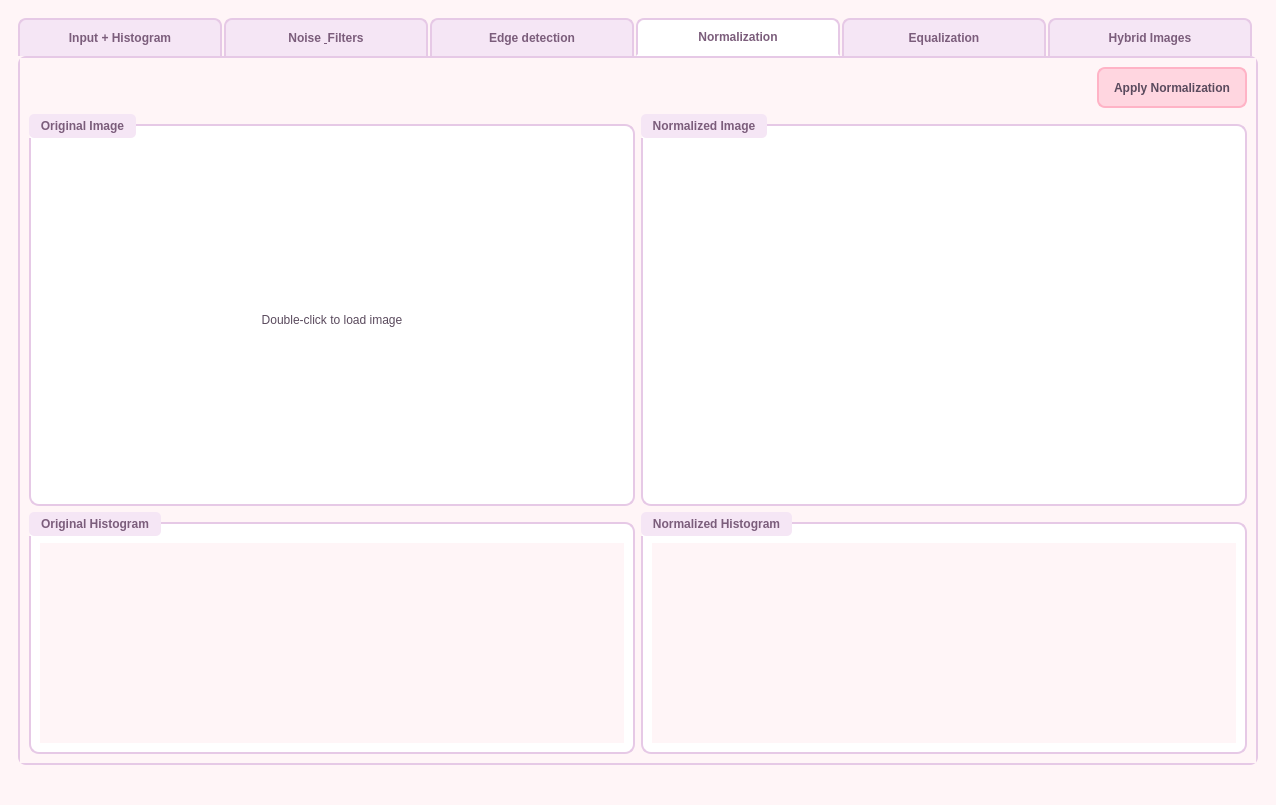
Above: ui/main_window.ui from ArwaMuhammed/image-processing-app before the change. Below: the same form after it.
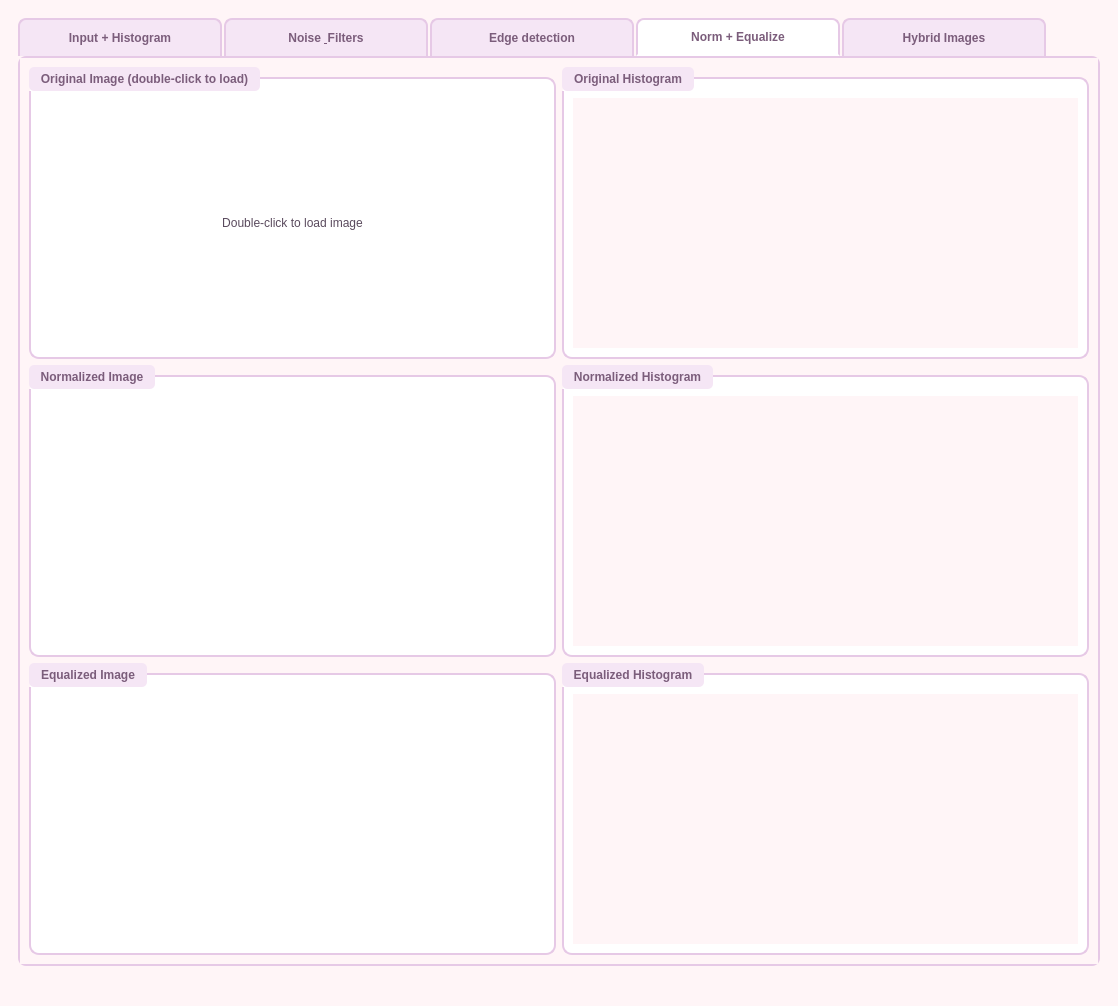
That is the form after the change. The open tabs and pages were chosen to show the change.

Commit message: norm & equalize together

```diff
--- a/ui/main_window.ui
+++ b/ui/main_window.ui
@@ -53,6 +53,7 @@
     background-color: #F5E6F5;
     border-radius: 5px;
     color: #7B5D7B;
+    font-size: 50px;
 }
 QLabel {
     color: #5A4A5D;
@@ -332,33 +333,19 @@
 
          <!-- ═══ TAB 4: Normalization ═══ -->
          <widget class="QWidget" name="tab_5">
-          <attribute name="title"><string>Normalization</string></attribute>
-          <layout class="QVBoxLayout" name="normalize_mainLayout">
+          <attribute name="title"><string>Norm + Equalize</string></attribute>
+          <layout class="QVBoxLayout" name="normeq_mainLayout">
+           
+           <!-- ROW 1: Original Image + Histogram -->
            <item>
             <layout class="QHBoxLayout" name="normalize_controlsLayout">
              <item>
-              <spacer name="normalize_spacer">
-               <property name="orientation"><enum>Qt::Horizontal</enum></property>
-               <property name="sizeHint" stdset="0"><size><width>40</width><height>20</height></size></property>
-              </spacer>
-             </item>
-             <item>
-              <widget class="QPushButton" name="normalize_btn_apply">
-               <property name="text"><string>Apply Normalization</string></property>
-               <property name="minimumSize"><size><width>150</width><height>30</height></size></property>
-              </widget>
-             </item>
-            </layout>
-           </item>
-           <item>
-            <layout class="QHBoxLayout" name="normalize_imageLayout">
-             <item>
-              <widget class="QGroupBox" name="normalize_input_group">
-               <property name="title"><string>Original Image</string></property>
-               <layout class="QVBoxLayout" name="normalize_input_layout">
+              <widget class="QGroupBox" name="normeq_input_group">
+               <property name="title"><string>Original Image (double-click to load)</string></property>
+               <layout class="QVBoxLayout" name="normeq_input_layout">
                 <item>
                  <widget class="QLabel" name="normalize_input_image">
-                  <property name="minimumSize"><size><width>350</width><height>350</height></size></property>
+                  <property name="minimumSize"><size><width>300</width><height>250</height></size></property>
                   <property name="text"><string>Double-click to load image</string></property>
                   <property name="alignment"><set>Qt::AlignCenter</set></property>
                  </widget>
@@ -366,31 +353,33 @@
                </layout>
               </widget>
              </item>
+             <item>
+              <widget class="QGroupBox" name="normeq_input_hist_group">
+               <property name="title"><string>Original Histogram</string></property>
+               <layout class="QVBoxLayout" name="normeq_input_hist_layout">
+                <item>
+                 <widget class="QWidget" name="normalize_input_histogram" native="true">
+                  <property name="minimumSize"><size><width>300</width><height>250</height></size></property>
+                 </widget>
+                </item>
+               </layout>
+              </widget>
+             </item>
+            </layout>
+           </item>
+
+           <!-- ROW 2: Normalized Image + Histogram -->
+           <item>
+            <layout class="QHBoxLayout" name="normeq_normalizedLayout">
              <item>
               <widget class="QGroupBox" name="normalize_output_group">
                <property name="title"><string>Normalized Image</string></property>
                <layout class="QVBoxLayout" name="normalize_output_layout">
                 <item>
                  <widget class="QLabel" name="normalize_output_image">
-                  <property name="minimumSize"><size><width>350</width><height>350</height></size></property>
+                  <property name="minimumSize"><size><width>300</width><height>250</height></size></property>
                   <property name="text"><string/></property>
                   <property name="alignment"><set>Qt::AlignCenter</set></property>
-                 </widget>
-                </item>
-               </layout>
-              </widget>
-             </item>
-            </layout>
-           </item>
-           <item>
-            <layout class="QHBoxLayout" name="normalize_histogramLayout">
-             <item>
-              <widget class="QGroupBox" name="normalize_input_hist_group">
-               <property name="title"><string>Original Histogram</string></property>
-               <layout class="QVBoxLayout" name="normalize_input_hist_layout">
-                <item>
-                 <widget class="QWidget" name="normalize_input_histogram" native="true">
-                  <property name="minimumSize"><size><width>350</width><height>200</height></size></property>
                  </widget>
                 </item>
                </layout>
@@ -402,7 +391,7 @@
                <layout class="QVBoxLayout" name="normalize_output_hist_layout">
                 <item>
                  <widget class="QWidget" name="normalize_output_histogram" native="true">
-                  <property name="minimumSize"><size><width>350</width><height>200</height></size></property>
+                  <property name="minimumSize"><size><width>300</width><height>250</height></size></property>
                  </widget>
                 </item>
                </layout>
@@ -410,70 +399,19 @@
              </item>
             </layout>
            </item>
-          </layout>
-         </widget>
 
-         <!-- ═══ TAB 5: Equalization ═══ -->
-         <widget class="QWidget" name="tab_6">
-          <attribute name="title"><string>Equalization</string></attribute>
-          <layout class="QVBoxLayout" name="equalization_mainLayout">
+           <!-- ROW 3: Equalized Image + Histogram -->
            <item>
-            <layout class="QHBoxLayout" name="equalization_controlsLayout">
-             <item>
-              <spacer name="equalization_spacer">
-               <property name="orientation"><enum>Qt::Horizontal</enum></property>
-               <property name="sizeHint" stdset="0"><size><width>40</width><height>20</height></size></property>
-              </spacer>
-             </item>
-             <item>
-              <widget class="QPushButton" name="equalization_btn_apply">
-               <property name="text"><string>Apply Equalization</string></property>
-               <property name="minimumSize"><size><width>150</width><height>30</height></size></property>
-              </widget>
-             </item>
-            </layout>
-           </item>
-           <item>
-            <layout class="QHBoxLayout" name="equalization_imageLayout">
-             <item>
-              <widget class="QGroupBox" name="equalization_input_group">
-               <property name="title"><string>Original Image</string></property>
-               <layout class="QVBoxLayout" name="equalization_input_layout">
-                <item>
-                 <widget class="QLabel" name="equalization_input_image">
-                  <property name="minimumSize"><size><width>350</width><height>350</height></size></property>
-                  <property name="text"><string>Double-click to load image</string></property>
-                  <property name="alignment"><set>Qt::AlignCenter</set></property>
-                 </widget>
-                </item>
-               </layout>
-              </widget>
-             </item>
+            <layout class="QHBoxLayout" name="normeq_equalizedLayout">
              <item>
               <widget class="QGroupBox" name="equalization_output_group">
                <property name="title"><string>Equalized Image</string></property>
                <layout class="QVBoxLayout" name="equalization_output_layout">
                 <item>
                  <widget class="QLabel" name="equalization_output_image">
-                  <property name="minimumSize"><size><width>350</width><height>350</height></size></property>
+                  <property name="minimumSize"><size><width>300</width><height>250</height></size></property>
                   <property name="text"><string/></property>
                   <property name="alignment"><set>Qt::AlignCenter</set></property>
-                 </widget>
-                </item>
-               </layout>
-              </widget>
-             </item>
-            </layout>
-           </item>
-           <item>
-            <layout class="QHBoxLayout" name="equalization_histogramLayout">
-             <item>
-              <widget class="QGroupBox" name="equalization_input_hist_group">
-               <property name="title"><string>Original Histogram</string></property>
-               <layout class="QVBoxLayout" name="equalization_input_hist_layout">
-                <item>
-                 <widget class="QWidget" name="equalization_input_histogram" native="true">
-                  <property name="minimumSize"><size><width>350</width><height>200</height></size></property>
                  </widget>
                 </item>
                </layout>
@@ -485,7 +423,7 @@
                <layout class="QVBoxLayout" name="equalization_output_hist_layout">
                 <item>
                  <widget class="QWidget" name="equalization_output_histogram" native="true">
-                  <property name="minimumSize"><size><width>350</width><height>200</height></size></property>
+                  <property name="minimumSize"><size><width>300</width><height>250</height></size></property>
                  </widget>
                 </item>
                </layout>
@@ -493,6 +431,7 @@
              </item>
             </layout>
            </item>
+
           </layout>
          </widget>
 
```
Left out of the diff: 13 changed lines with no effect on the pictures. The commit also changes 20 other files.
